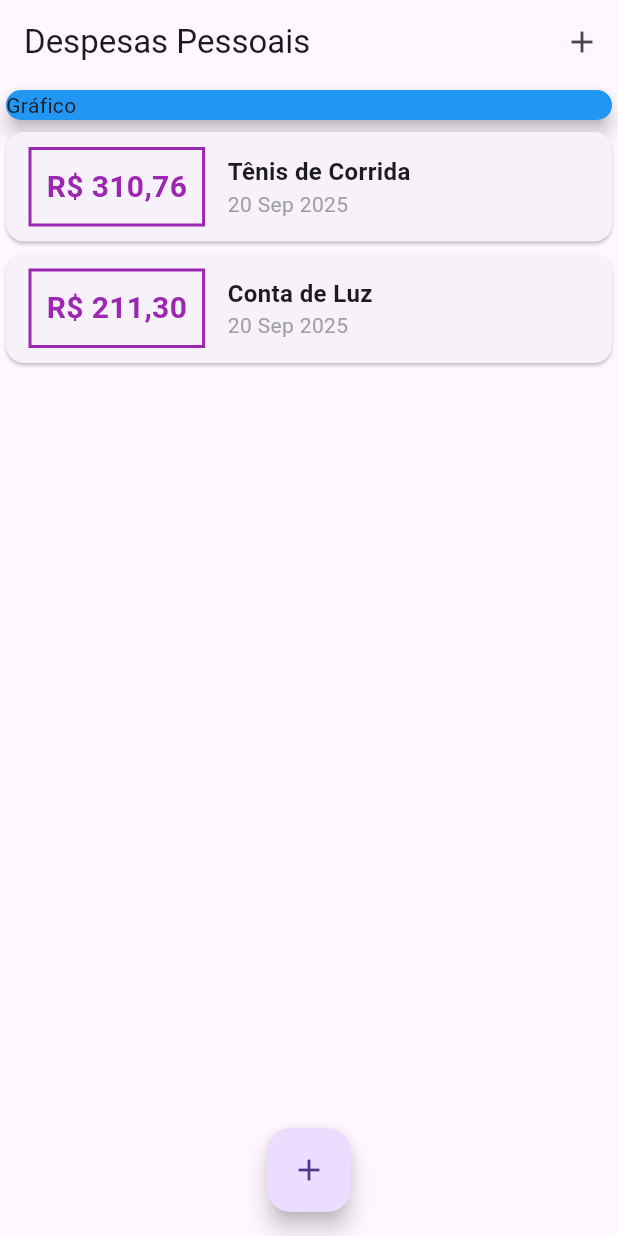
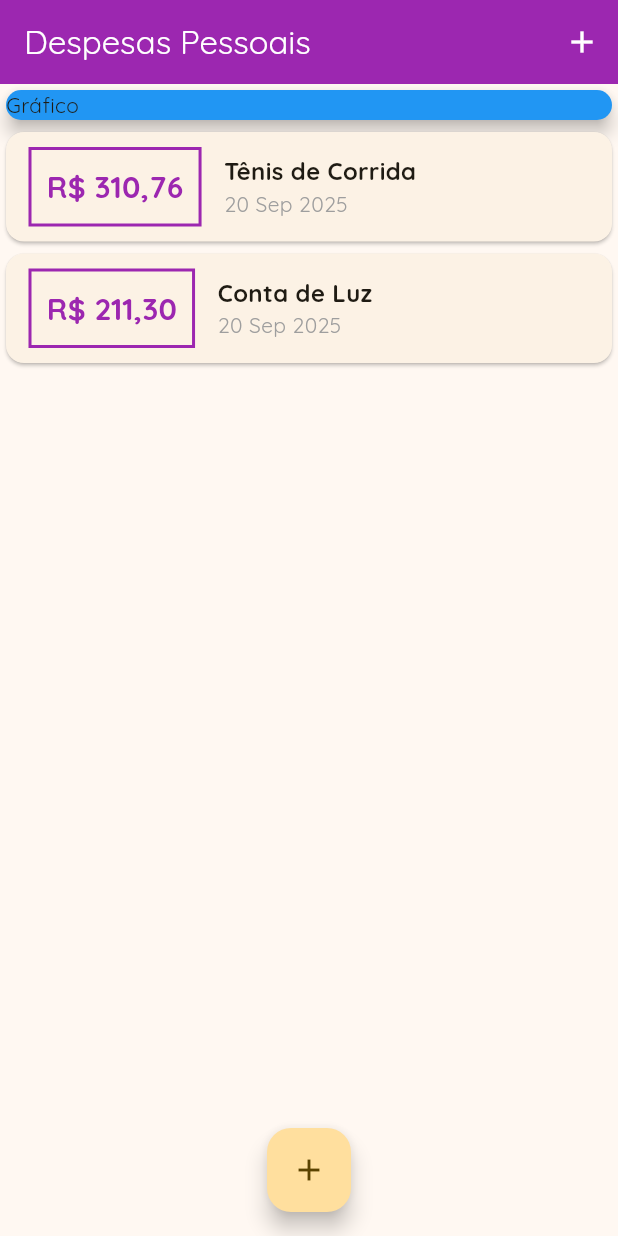
Before and after one commit to gPagio/curso-udemy-aprenda-flutter-e-desenvolva-apps-para-android-e-ios, a Flutter app: the screen it shows after launch, on a phone screen of 412 x 824 dp. Run offline on Flutter 3.47's test engine with Material 3 defaults, Android fonts, the phone set to English and light mode, and no system bars.

Commit message:
feat: secao 4 20/09/2025 11:02

```diff
--- a/expenses/lib/components/transaction_list.dart
+++ b/expenses/lib/components/transaction_list.dart
@@ -26,7 +26,10 @@ class TransactionList extends StatelessWidget {
                 Container(
                   margin: EdgeInsets.symmetric(horizontal: 15, vertical: 10),
                   decoration: BoxDecoration(
-                    border: Border.all(color: Colors.purple, width: 2),
+                    border: Border.all(
+                      color: Theme.of(context).colorScheme.primary,
+                      width: 2,
+                    ),
                   ),
                   padding: EdgeInsets.all(10),
                   child: Text(
--- a/expenses/lib/main.dart
+++ b/expenses/lib/main.dart
@@ -15,9 +15,22 @@ class ExpensesApp extends StatelessWidget {
 
   @override
   Widget build(BuildContext context) {
-    return MaterialApp(home: MyHomePage(), theme: ThemeData(
-
-    ));
+    return MaterialApp(
+      home: MyHomePage(),
+      theme: ThemeData(
+        useMaterial3: true,
+        fontFamily: 'Quicksand',
+        appBarTheme: AppBarTheme(
+          backgroundColor: Colors.purple,
+          foregroundColor: Colors.white,
+        ),
+        colorScheme: ColorScheme.fromSeed(
+          seedColor: Colors.amber,
+          primary: Colors.purple,
+          secondary: Colors.amber,
+        ),
+      ),
+    );
   }
 }
 
```
Also changed, not shown: expenses/pubspec.yaml (+11 -11 lines), expenses/assets/fonts/OpenSans-Bold.ttf (added), expenses/assets/fonts/OpenSans-Regular.ttf (added), expenses/assets/fonts/Quicksand-Bold.ttf (added), expenses/assets/fonts/Quicksand-Light.ttf (added), expenses/assets/fonts/Quicksand-Medium.ttf (added), expenses/assets/fonts/Quicksand-Regular.ttf (added).
